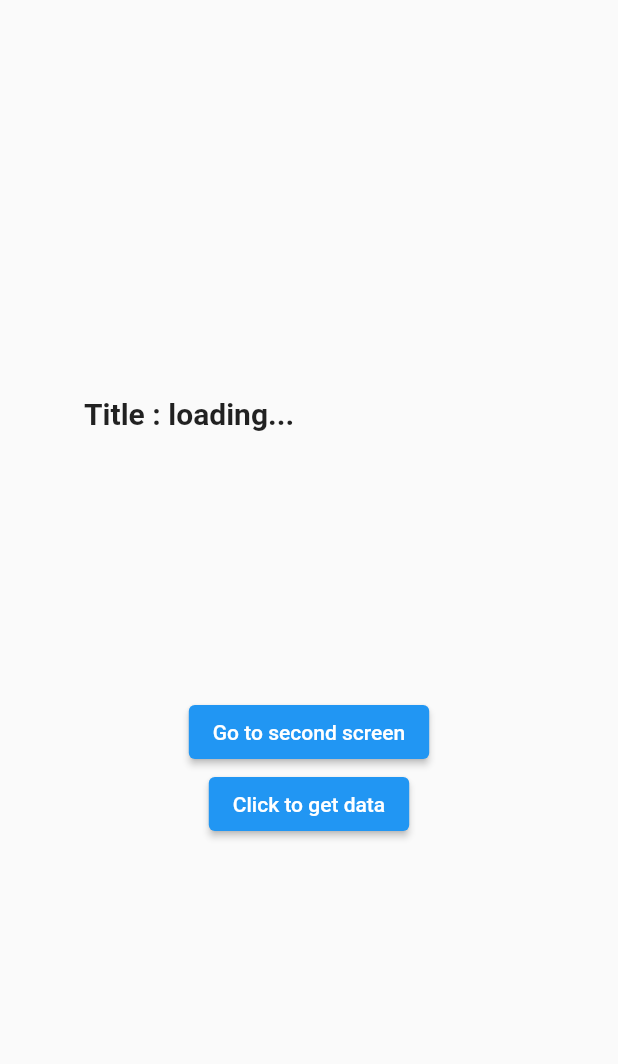
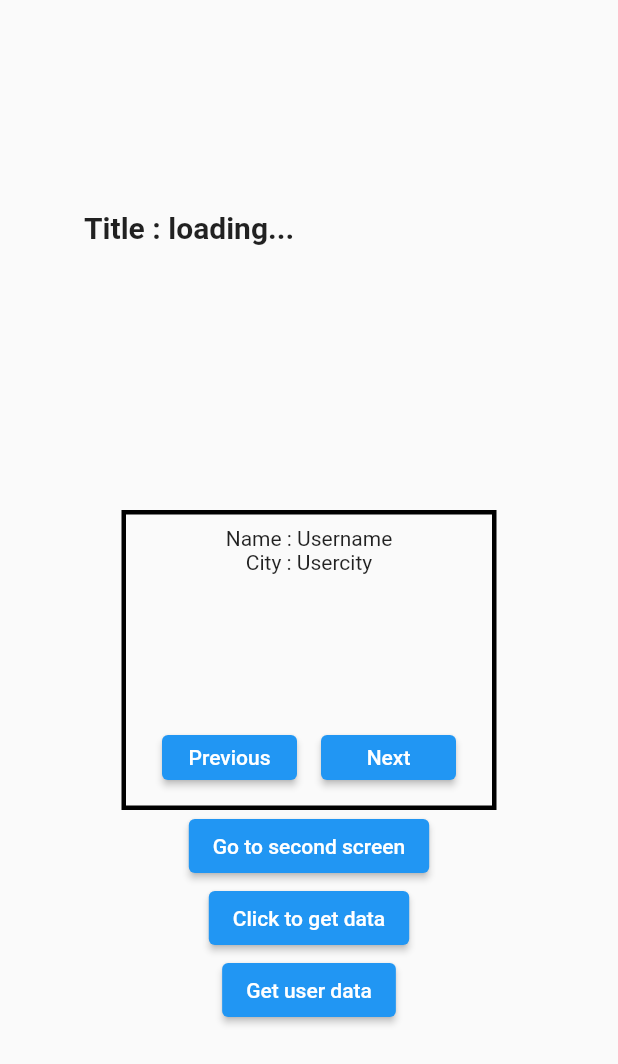
Before and after one commit to Ehsan973/internet_connection, a Flutter app: the screen it shows after launch, on a phone screen of 412 x 824 dp. Shown: the top 1064 px of the screen. Run offline on Flutter 3.47's test engine with Material 2 defaults, Android fonts, the light colour scheme and no system bars.

Commit message:
Handle Nested JSONs and JSON Array and iterate through it

```diff
--- a/lib/home_screen.dart
+++ /dev/null
@@ -1,71 +0,0 @@
-import 'dart:convert';
-
-import 'package:flutter/material.dart';
-import 'package:http/http.dart';
-import 'package:internet_connection_app/second_screen.dart';
-
-class HomePage extends StatefulWidget {
-  const HomePage({super.key});
-
-  @override
-  State<HomePage> createState() => _HomePageState();
-}
-
-class _HomePageState extends State<HomePage> {
-  String title = 'loading...';
-
-  @override
-  Widget build(BuildContext context) {
-    return Scaffold(
-      body: SafeArea(
-        child: Center(
-          child: Column(
-            mainAxisAlignment: MainAxisAlignment.center,
-            children: [
-              Container(
-                height: 200,
-                width: 300,
-                child: Text(
-                  'Title : $title',
-                  textAlign: TextAlign.justify,
-                  style: TextStyle(
-                    fontSize: 20,
-                    fontWeight: FontWeight.bold,
-                  ),
-                ),
-              ),
-              ElevatedButton(
-                onPressed: () {
-                  Navigator.push(
-                    context,
-                    MaterialPageRoute(
-                      builder: (context) => SecondPage(),
-                    ),
-                  );
-                },
-                child: Text('Go to second screen'),
-              ),
-              ElevatedButton(
-                  onPressed: () {
-                    _getData();
-                  },
-                  child: Text('Click to get data')),
-            ],
-          ),
-        ),
-      ),
-    );
-  }
-
-  void _getData() async {
-    var uri = Uri.parse('https://jsonplaceholder.typicode.com/posts/1');
-    Response resonse = await get(uri);
-    var title1 = jsonDecode(resonse.body)['title'];
-
-    setState(() {
-      title = title1;
-    });
-  }
-}
-
-// initState and deactivate methods and get data from internet(http, jsonDecode, ...)
--- a/lib/main.dart
+++ b/lib/main.dart
@@ -1,5 +1,5 @@
 import 'package:flutter/material.dart';
-import 'package:internet_connection_app/home_screen.dart';
+import 'package:internet_connection_app/screens/home_screen.dart';
 
 void main() {
   runApp(Application());
--- /dev/null
+++ b/lib/screens/home_screen.dart
@@ -0,0 +1,143 @@
+import 'dart:convert';
+
+import 'package:flutter/material.dart';
+import 'package:http/http.dart';
+import 'package:internet_connection_app/screens/second_screen.dart';
+
+class HomePage extends StatefulWidget {
+  const HomePage({super.key});
+
+  @override
+  State<HomePage> createState() => _HomePageState();
+}
+
+class _HomePageState extends State<HomePage> {
+  String title = 'loading...';
+  String name = 'Username';
+  String city = 'Usercity';
+  int user_index = 0;
+  var decoded_data;
+
+  @override
+  Widget build(BuildContext context) {
+    return Scaffold(
+      body: SafeArea(
+        child: Center(
+          child: Column(
+            mainAxisAlignment: MainAxisAlignment.center,
+            children: [
+              Container(
+                height: 200,
+                width: 300,
+                child: Text(
+                  'Title : $title',
+                  textAlign: TextAlign.justify,
+                  style: TextStyle(
+                    fontSize: 20,
+                    fontWeight: FontWeight.bold,
+                  ),
+                ),
+              ),
+              Container(
+                height: 200,
+                width: 250,
+                padding: EdgeInsets.all(8),
+                child: Center(
+                  child: Column(
+                    children: [
+                      Text('Name : ${name}'),
+                      Text('City : ${city}'),
+                      Expanded(
+                        child: Row(
+                          mainAxisAlignment: MainAxisAlignment.spaceEvenly,
+                          crossAxisAlignment: CrossAxisAlignment.end,
+                          children: [
+                            ElevatedButton(
+                              onPressed: () {
+                                if (user_index > 0) {
+                                  user_index--;
+                                  _updateUser();
+                                }
+                              },
+                              style: ElevatedButton.styleFrom(
+                                minimumSize: Size(90, 30),
+                              ),
+                              child: Text('Previous'),
+                            ),
+                            ElevatedButton(
+                              onPressed: () {
+                                if (user_index < 9) {
+                                  user_index++;
+                                  _updateUser();
+                                }
+                              },
+                              child: Text('Next'),
+                              style: ElevatedButton.styleFrom(
+                                minimumSize: Size(90, 30),
+                              ),
+                            ),
+                          ],
+                        ),
+                      )
+                    ],
+                  ),
+                ),
+                decoration: BoxDecoration(
+                    border: Border.all(
+                  width: 3,
+                )),
+              ),
+              ElevatedButton(
+                onPressed: () {
+                  Navigator.push(
+                    context,
+                    MaterialPageRoute(
+                      builder: (context) => SecondPage(),
+                    ),
+                  );
+                },
+                child: Text('Go to second screen'),
+              ),
+              ElevatedButton(
+                onPressed: () {
+                  _getData();
+                },
+                child: Text('Click to get data'),
+              ),
+              ElevatedButton(
+                onPressed: () {
+                  _getUserData();
+                },
+                child: Text('Get user data'),
+              ),
+            ],
+          ),
+        ),
+      ),
+    );
+  }
+
+  void _getData() async {
+    var uri = Uri.parse('https://jsonplaceholder.typicode.com/posts/1');
+    Response resonse = await get(uri);
+    var title1 = jsonDecode(resonse.body)['title'];
+
+    setState(() {
+      title = title1;
+    });
+  }
+
+  void _getUserData() async {
+    var uri = Uri.parse('https://jsonplaceholder.typicode.com/users');
+    var resonse = await get(uri);
+    decoded_data = jsonDecode(resonse.body);
+    _updateUser();
+  }
+
+  void _updateUser() {
+    setState(() {
+      name = decoded_data[user_index]['name'];
+      city = decoded_data[user_index]['address']['city'];
+    });
+  }
+}
```
Also changed, not shown: lib/screens/second_screen.dart (renamed from lib/second_screen.dart).
